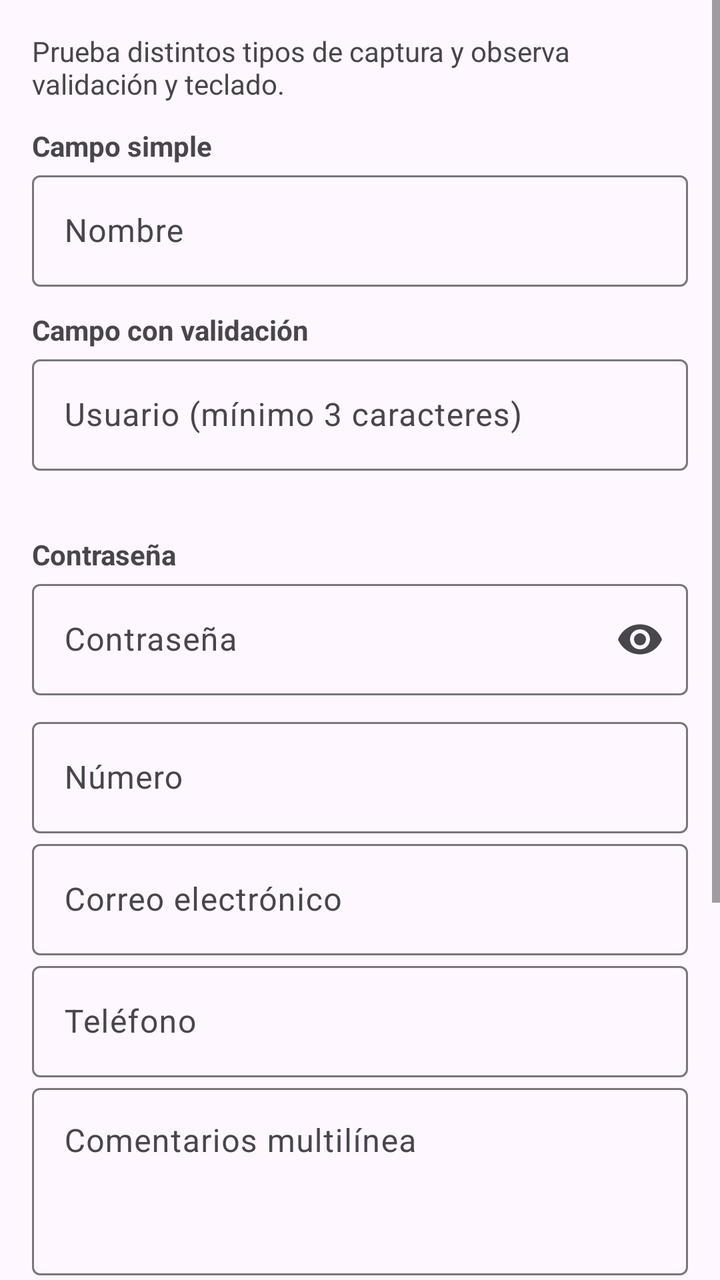
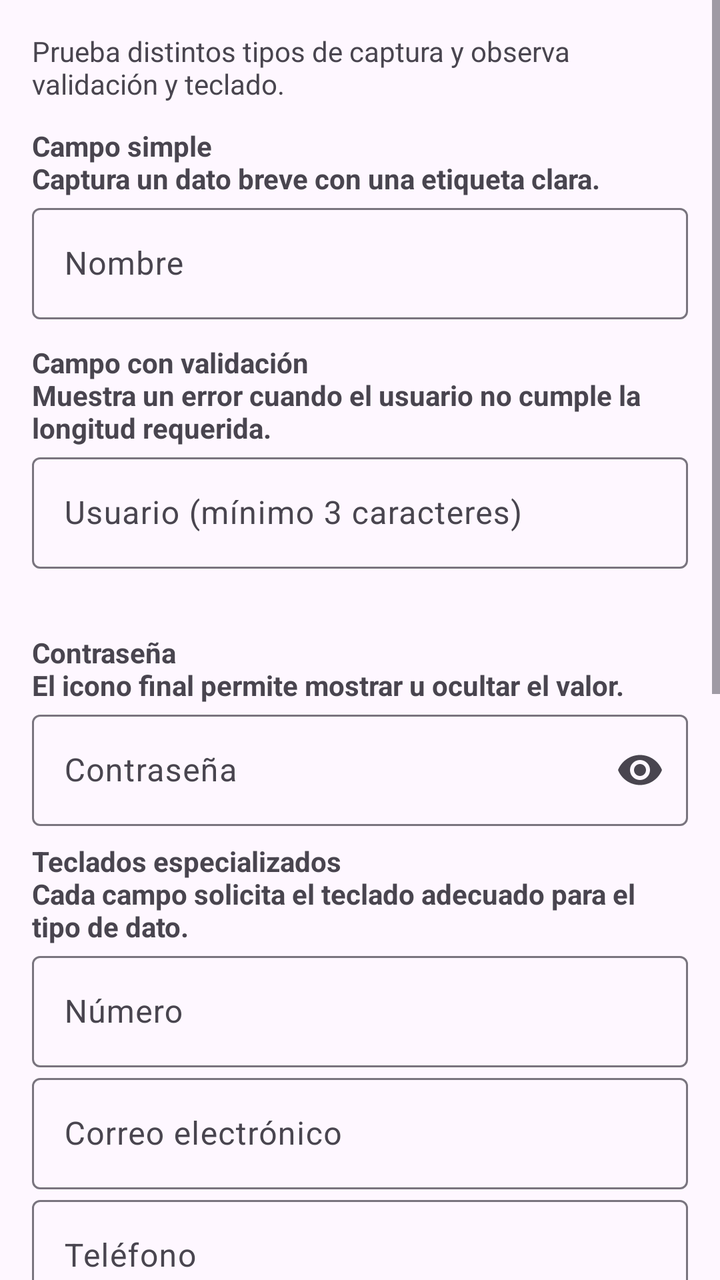

Screens rendered from an Android XML layout before and after an edit, with the pre-edit source and the edit as a unified diff.
<!-- AndroidManifest.xml: application theme Theme.CatalogoUI -->
<!-- res/layout/fragment_text_inputs.xml -->
<ScrollView xmlns:android="http://schemas.android.com/apk/res/android" xmlns:app="http://schemas.android.com/apk/res-auto" android:layout_width="match_parent" android:layout_height="match_parent">
<LinearLayout android:layout_width="match_parent" android:layout_height="wrap_content" android:orientation="vertical" android:padding="16dp">
    <TextView android:layout_width="wrap_content" android:layout_height="wrap_content" android:text="Prueba distintos tipos de captura y observa validación y teclado." android:layout_marginBottom="12dp" />
    <TextView android:layout_width="wrap_content" android:layout_height="wrap_content" android:text="Campo simple" android:textStyle="bold" />
    <com.google.android.material.textfield.TextInputLayout android:layout_width="match_parent" android:layout_height="wrap_content"><com.google.android.material.textfield.TextInputEditText android:id="@+id/input_simple" android:layout_width="match_parent" android:layout_height="wrap_content" android:hint="Nombre" /></com.google.android.material.textfield.TextInputLayout>
    <TextView android:layout_width="wrap_content" android:layout_height="wrap_content" android:text="Campo con validación" android:textStyle="bold" android:layout_marginTop="12dp" />
    <com.google.android.material.textfield.TextInputLayout android:id="@+id/layout_validation" android:layout_width="match_parent" android:layout_height="wrap_content" app:errorEnabled="true"><com.google.android.material.textfield.TextInputEditText android:id="@+id/input_validation" android:layout_width="match_parent" android:layout_height="wrap_content" android:hint="Usuario (mínimo 3 caracteres)" /></com.google.android.material.textfield.TextInputLayout>
    <TextView android:layout_width="wrap_content" android:layout_height="wrap_content" android:text="Contraseña" android:textStyle="bold" android:layout_marginTop="12dp" />
    <com.google.android.material.textfield.TextInputLayout android:layout_width="match_parent" android:layout_height="wrap_content" app:endIconMode="password_toggle"><com.google.android.material.textfield.TextInputEditText android:id="@+id/input_password" android:layout_width="match_parent" android:layout_height="wrap_content" android:hint="Contraseña" android:inputType="textPassword" /></com.google.android.material.textfield.TextInputLayout>
    <com.google.android.material.textfield.TextInputLayout android:layout_width="match_parent" android:layout_height="wrap_content" android:layout_marginTop="8dp"><com.google.android.material.textfield.TextInputEditText android:layout_width="match_parent" android:layout_height="wrap_content" android:hint="Número" android:inputType="number" /></com.google.android.material.textfield.TextInputLayout>
    <com.google.android.material.textfield.TextInputLayout android:layout_width="match_parent" android:layout_height="wrap_content"><com.google.android.material.textfield.TextInputEditText android:layout_width="match_parent" android:layout_height="wrap_content" android:hint="Correo electrónico" android:inputType="textEmailAddress" /></com.google.android.material.textfield.TextInputLayout>
    <com.google.android.material.textfield.TextInputLayout android:layout_width="match_parent" android:layout_height="wrap_content"><com.google.android.material.textfield.TextInputEditText android:layout_width="match_parent" android:layout_height="wrap_content" android:hint="Teléfono" android:inputType="phone" /></com.google.android.material.textfield.TextInputLayout>
    <com.google.android.material.textfield.TextInputLayout android:layout_width="match_parent" android:layout_height="wrap_content"><com.google.android.material.textfield.TextInputEditText android:layout_width="match_parent" android:layout_height="wrap_content" android:hint="Comentarios multilínea" android:minLines="3" android:gravity="top" android:inputType="textMultiLine" /></com.google.android.material.textfield.TextInputLayout>
    <AutoCompleteTextView android:id="@+id/input_suggestions" android:layout_width="match_parent" android:layout_height="wrap_content" android:layout_marginTop="12dp" android:hint="Sugerencias: ciudad" />
    <EditText android:id="@+id/input_search" android:layout_width="match_parent" android:layout_height="wrap_content" android:hint="Buscar componente" android:inputType="text" />
    <TextView android:id="@+id/search_result" android:layout_width="match_parent" android:layout_height="wrap_content" android:text="Botón · Interruptor · Tarjeta · Deslizador" />
    <TextView android:layout_width="wrap_content" android:layout_height="wrap_content" android:text="Agregar a la lista" android:textStyle="bold" android:layout_marginTop="12dp" />
    <com.google.android.material.textfield.TextInputLayout android:layout_width="match_parent" android:layout_height="wrap_content"><com.google.android.material.textfield.TextInputEditText android:id="@+id/input_pending" android:layout_width="match_parent" android:layout_height="wrap_content" android:hint="Nuevo elemento" /></com.google.android.material.textfield.TextInputLayout>
    <com.google.android.material.button.MaterialButton android:id="@+id/button_add_item" android:layout_width="match_parent" android:layout_height="wrap_content" android:text="Agregar a la colección" />
</LinearLayout></ScrollView>
<!-- resources referenced by this layout -->
<resources>
  <style name="Theme.CatalogoUI" parent="Theme.Material3.DayNight.NoActionBar">
          <item name="colorPrimary">@color/teal_primary</item>
          <item name="colorSecondary">@color/teal_secondary</item>
      </style>
  <color name="teal_primary">#006B5C</color>
  <color name="teal_secondary">#004D43</color>
</resources>

<!-- the commit's change to res/layout/fragment_text_inputs.xml (unified diff, before → after) -->
@@ -1,20 +1,23 @@
 <ScrollView xmlns:android="http://schemas.android.com/apk/res/android" xmlns:app="http://schemas.android.com/apk/res-auto" android:layout_width="match_parent" android:layout_height="match_parent">
 <LinearLayout android:layout_width="match_parent" android:layout_height="wrap_content" android:orientation="vertical" android:padding="16dp">
     <TextView android:layout_width="wrap_content" android:layout_height="wrap_content" android:text="Prueba distintos tipos de captura y observa validación y teclado." android:layout_marginBottom="12dp" />
-    <TextView android:layout_width="wrap_content" android:layout_height="wrap_content" android:text="Campo simple" android:textStyle="bold" />
+    <TextView android:layout_width="wrap_content" android:layout_height="wrap_content" android:text="Campo simple\nCaptura un dato breve con una etiqueta clara." android:textStyle="bold" />
     <com.google.android.material.textfield.TextInputLayout android:layout_width="match_parent" android:layout_height="wrap_content"><com.google.android.material.textfield.TextInputEditText android:id="@+id/input_simple" android:layout_width="match_parent" android:layout_height="wrap_content" android:hint="Nombre" /></com.google.android.material.textfield.TextInputLayout>
-    <TextView android:layout_width="wrap_content" android:layout_height="wrap_content" android:text="Campo con validación" android:textStyle="bold" android:layout_marginTop="12dp" />
+    <TextView android:layout_width="wrap_content" android:layout_height="wrap_content" android:text="Campo con validación\nMuestra un error cuando el usuario no cumple la longitud requerida." android:textStyle="bold" android:layout_marginTop="12dp" />
     <com.google.android.material.textfield.TextInputLayout android:id="@+id/layout_validation" android:layout_width="match_parent" android:layout_height="wrap_content" app:errorEnabled="true"><com.google.android.material.textfield.TextInputEditText android:id="@+id/input_validation" android:layout_width="match_parent" android:layout_height="wrap_content" android:hint="Usuario (mínimo 3 caracteres)" /></com.google.android.material.textfield.TextInputLayout>
-    <TextView android:layout_width="wrap_content" android:layout_height="wrap_content" android:text="Contraseña" android:textStyle="bold" android:layout_marginTop="12dp" />
+    <TextView android:layout_width="wrap_content" android:layout_height="wrap_content" android:text="Contraseña\nEl icono final permite mostrar u ocultar el valor." android:textStyle="bold" android:layout_marginTop="12dp" />
     <com.google.android.material.textfield.TextInputLayout android:layout_width="match_parent" android:layout_height="wrap_content" app:endIconMode="password_toggle"><com.google.android.material.textfield.TextInputEditText android:id="@+id/input_password" android:layout_width="match_parent" android:layout_height="wrap_content" android:hint="Contraseña" android:inputType="textPassword" /></com.google.android.material.textfield.TextInputLayout>
-    <com.google.android.material.textfield.TextInputLayout android:layout_width="match_parent" android:layout_height="wrap_content" android:layout_marginTop="8dp"><com.google.android.material.textfield.TextInputEditText android:layout_width="match_parent" android:layout_height="wrap_content" android:hint="Número" android:inputType="number" /></com.google.android.material.textfield.TextInputLayout>
+    <TextView android:layout_width="wrap_content" android:layout_height="wrap_content" android:text="Teclados especializados\nCada campo solicita el teclado adecuado para el tipo de dato." android:textStyle="bold" android:layout_marginTop="8dp" />
+    <com.google.android.material.textfield.TextInputLayout android:layout_width="match_parent" android:layout_height="wrap_content"><com.google.android.material.textfield.TextInputEditText android:layout_width="match_parent" android:layout_height="wrap_content" android:hint="Número" android:inputType="number" /></com.google.android.material.textfield.TextInputLayout>
     <com.google.android.material.textfield.TextInputLayout android:layout_width="match_parent" android:layout_height="wrap_content"><com.google.android.material.textfield.TextInputEditText android:layout_width="match_parent" android:layout_height="wrap_content" android:hint="Correo electrónico" android:inputType="textEmailAddress" /></com.google.android.material.textfield.TextInputLayout>
     <com.google.android.material.textfield.TextInputLayout android:layout_width="match_parent" android:layout_height="wrap_content"><com.google.android.material.textfield.TextInputEditText android:layout_width="match_parent" android:layout_height="wrap_content" android:hint="Teléfono" android:inputType="phone" /></com.google.android.material.textfield.TextInputLayout>
+    <TextView android:layout_width="wrap_content" android:layout_height="wrap_content" android:text="Campo multilínea\nSirve para comentarios y descripciones más extensas." android:textStyle="bold" android:layout_marginTop="8dp" />
     <com.google.android.material.textfield.TextInputLayout android:layout_width="match_parent" android:layout_height="wrap_content"><com.google.android.material.textfield.TextInputEditText android:layout_width="match_parent" android:layout_height="wrap_content" android:hint="Comentarios multilínea" android:minLines="3" android:gravity="top" android:inputType="textMultiLine" /></com.google.android.material.textfield.TextInputLayout>
+    <TextView android:layout_width="wrap_content" android:layout_height="wrap_content" android:text="Sugerencias y búsqueda\nOfrecen opciones frecuentes y filtran los componentes mostrados." android:textStyle="bold" android:layout_marginTop="12dp" />
     <AutoCompleteTextView android:id="@+id/input_suggestions" android:layout_width="match_parent" android:layout_height="wrap_content" android:layout_marginTop="12dp" android:hint="Sugerencias: ciudad" />
     <EditText android:id="@+id/input_search" android:layout_width="match_parent" android:layout_height="wrap_content" android:hint="Buscar componente" android:inputType="text" />
     <TextView android:id="@+id/search_result" android:layout_width="match_parent" android:layout_height="wrap_content" android:text="Botón · Interruptor · Tarjeta · Deslizador" />
-    <TextView android:layout_width="wrap_content" android:layout_height="wrap_content" android:text="Agregar a la lista" android:textStyle="bold" android:layout_marginTop="12dp" />
+    <TextView android:layout_width="wrap_content" android:layout_height="wrap_content" android:text="Agregar a la lista\nUn texto válido se comparte con la sección Colecciones." android:textStyle="bold" android:layout_marginTop="12dp" />
     <com.google.android.material.textfield.TextInputLayout android:layout_width="match_parent" android:layout_height="wrap_content"><com.google.android.material.textfield.TextInputEditText android:id="@+id/input_pending" android:layout_width="match_parent" android:layout_height="wrap_content" android:hint="Nuevo elemento" /></com.google.android.material.textfield.TextInputLayout>
     <com.google.android.material.button.MaterialButton android:id="@+id/button_add_item" android:layout_width="match_parent" android:layout_height="wrap_content" android:text="Agregar a la colección" />
 </LinearLayout></ScrollView>
